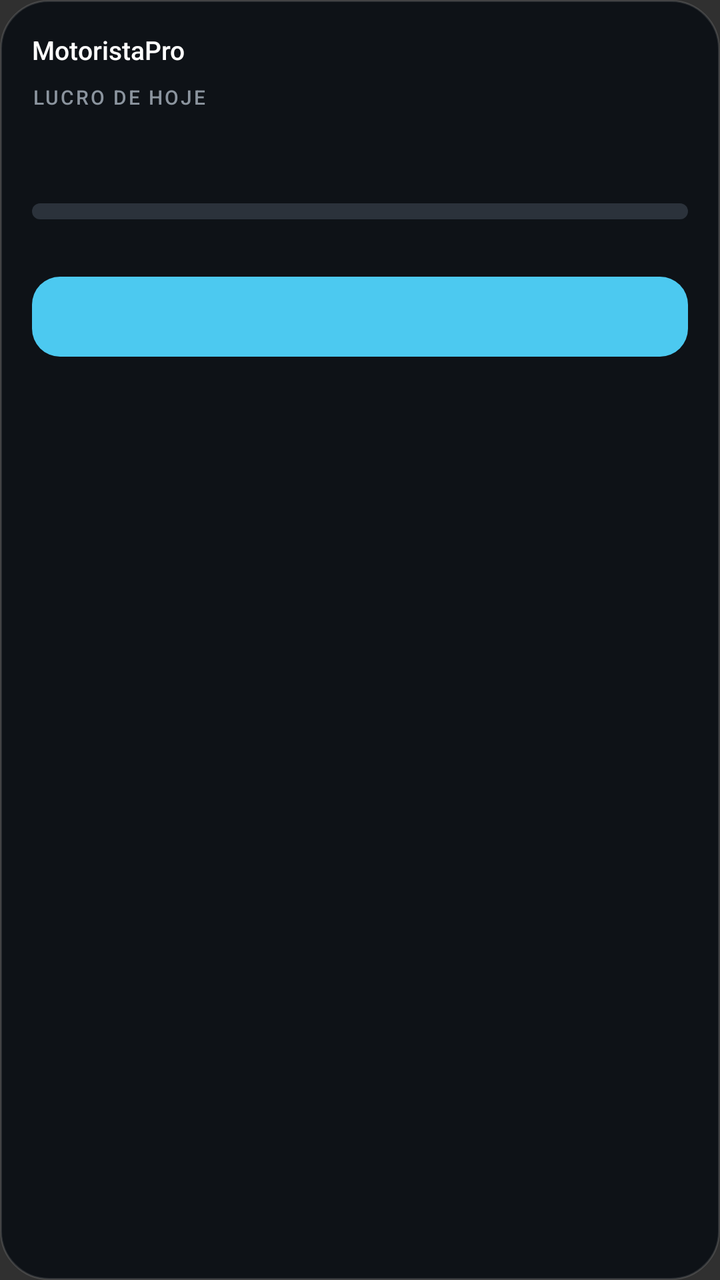
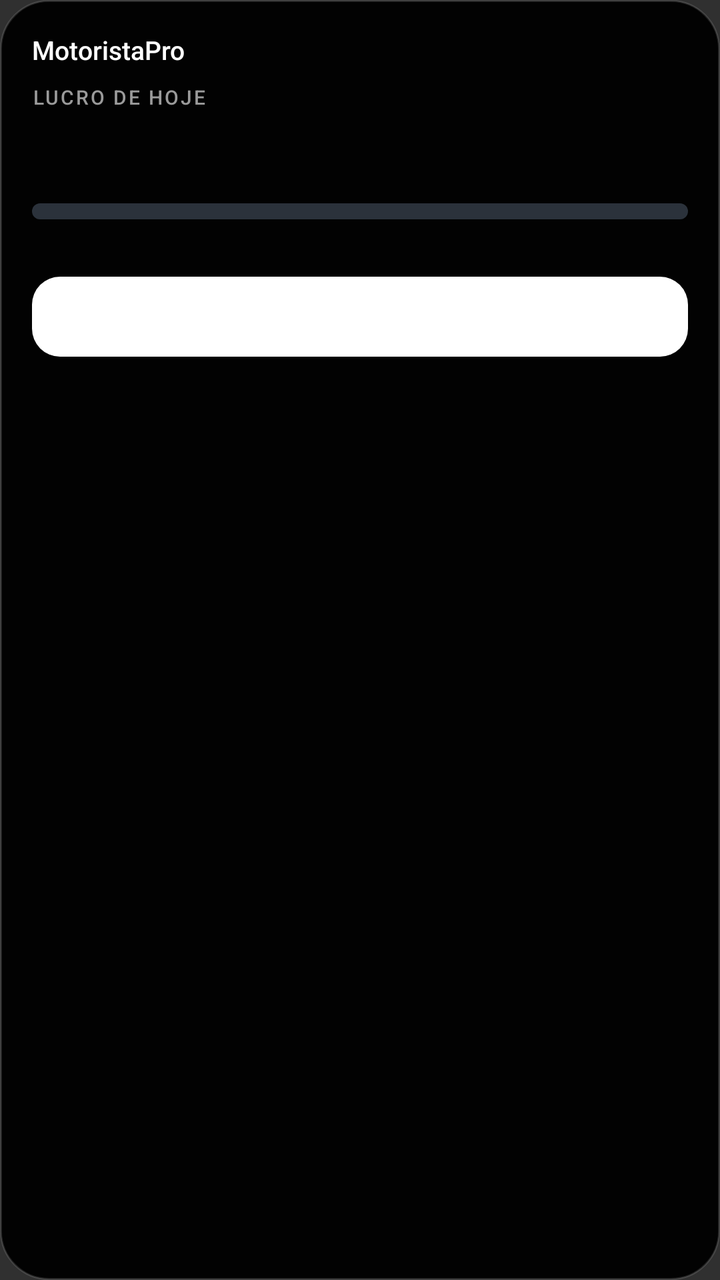

Compare the two renders of this Android layout. The source of the first and the diff that turns it into the second are given below.
<!-- AndroidManifest.xml: application theme android:Theme.Material.NoActionBar -->
<!-- res/layout/widget_lucro.xml -->
<?xml version="1.0" encoding="utf-8"?>
<LinearLayout xmlns:android="http://schemas.android.com/apk/res/android"
    android:id="@+id/widget_raiz"
    android:layout_width="match_parent"
    android:layout_height="match_parent"
    android:background="@drawable/widget_fundo"
    android:orientation="vertical"
    android:padding="16dp">

    <LinearLayout
        android:layout_width="match_parent"
        android:layout_height="wrap_content"
        android:gravity="center_vertical"
        android:orientation="horizontal">

        <TextView
            android:layout_width="0dp"
            android:layout_height="wrap_content"
            android:layout_weight="1"
            android:fontFamily="sans-serif-medium"
            android:text="@string/app_name"
            android:textColor="#FFFFFF"
            android:textSize="13sp" />

        <TextView
            android:id="@+id/widget_situacao"
            android:layout_width="wrap_content"
            android:layout_height="wrap_content"
            android:textColor="#8B949E"
            android:textSize="11sp" />
    </LinearLayout>

    <TextView
        android:layout_width="wrap_content"
        android:layout_height="wrap_content"
        android:layout_marginTop="8dp"
        android:fontFamily="sans-serif-medium"
        android:letterSpacing="0.1"
        android:text="@string/widget_lucro_hoje"
        android:textColor="#8B949E"
        android:textSize="10sp" />

    <TextView
        android:id="@+id/widget_valor"
        android:layout_width="wrap_content"
        android:layout_height="wrap_content"
        android:fontFamily="sans-serif-condensed"
        android:textColor="#FFFFFF"
        android:textSize="30sp"
        android:textStyle="bold" />

    <ProgressBar
        android:id="@+id/widget_barra"
        style="@android:style/Widget.ProgressBar.Horizontal"
        android:layout_width="match_parent"
        android:layout_height="8dp"
        android:layout_marginTop="6dp"
        android:max="100"
        android:progressDrawable="@drawable/widget_barra" />

    <TextView
        android:id="@+id/widget_meta"
        android:layout_width="wrap_content"
        android:layout_height="wrap_content"
        android:layout_marginTop="4dp"
        android:textColor="#8B949E"
        android:textSize="11sp" />

    <TextView
        android:id="@+id/widget_botao"
        android:layout_width="match_parent"
        android:layout_height="40dp"
        android:layout_marginTop="10dp"
        android:background="@drawable/widget_botao"
        android:fontFamily="sans-serif-medium"
        android:gravity="center"
        android:textColor="#04131B"
        android:textSize="14sp"
        android:textStyle="bold" />
</LinearLayout>
<!-- resources referenced by this layout -->
<resources>
  <!-- drawable widget_barra (drawable) -->
  <?xml version="1.0" encoding="utf-8"?>
  <layer-list xmlns:android="http://schemas.android.com/apk/res/android">
      <item android:id="@android:id/background">
          <shape>
              <solid android:color="#2B323B" />
              <corners android:radius="5dp" />
          </shape>
      </item>
      <item android:id="@android:id/progress">
          <clip>
              <shape>
                  <solid android:color="#4CC9F0" />
                  <corners android:radius="5dp" />
              </shape>
          </clip>
      </item>
  </layer-list>
  <!-- drawable widget_botao (drawable) -->
  <?xml version="1.0" encoding="utf-8"?>
  <shape xmlns:android="http://schemas.android.com/apk/res/android" android:shape="rectangle">
      <solid android:color="#4CC9F0" />
      <corners android:radius="14dp" />
  </shape>
  <!-- drawable widget_fundo (drawable) -->
  <?xml version="1.0" encoding="utf-8"?>
  <shape xmlns:android="http://schemas.android.com/apk/res/android" android:shape="rectangle">
      <solid android:color="#F20D1117" />
      <corners android:radius="24dp" />
      <stroke android:width="1dp" android:color="#1FFFFFFF" />
  </shape>
  <string name="app_name">MotoristaPro</string>
  <string name="widget_lucro_hoje">LUCRO DE HOJE</string>
</resources>

<!-- the commit's change to res/layout/widget_lucro.xml (unified diff, before → after) -->
@@ -26,7 +26,7 @@
             android:id="@+id/widget_situacao"
             android:layout_width="wrap_content"
             android:layout_height="wrap_content"
-            android:textColor="#8B949E"
+            android:textColor="#9A9A9A"
             android:textSize="11sp" />
     </LinearLayout>
 
@@ -37,7 +37,7 @@
         android:fontFamily="sans-serif-medium"
         android:letterSpacing="0.1"
         android:text="@string/widget_lucro_hoje"
-        android:textColor="#8B949E"
+        android:textColor="#9A9A9A"
         android:textSize="10sp" />
 
     <TextView
@@ -63,7 +63,7 @@
         android:layout_width="wrap_content"
         android:layout_height="wrap_content"
         android:layout_marginTop="4dp"
-        android:textColor="#8B949E"
+        android:textColor="#9A9A9A"
         android:textSize="11sp" />
 
     <TextView
@@ -74,7 +74,7 @@
         android:background="@drawable/widget_botao"
         android:fontFamily="sans-serif-medium"
         android:gravity="center"
-        android:textColor="#04131B"
+        android:textColor="#000000"
         android:textSize="14sp"
         android:textStyle="bold" />
 </LinearLayout>
<!-- resource entries referenced after the edit -->
@@ -12,7 +12,7 @@
       <item android:id="@android:id/progress">
           <clip>
               <shape>
-                  <solid android:color="#4CC9F0" />
+                  <solid android:color="#00D084" />
                   <corners android:radius="5dp" />
               </shape>
           </clip>
@@ -21,13 +21,13 @@
   <!-- drawable widget_botao (drawable) -->
   <?xml version="1.0" encoding="utf-8"?>
   <shape xmlns:android="http://schemas.android.com/apk/res/android" android:shape="rectangle">
-      <solid android:color="#4CC9F0" />
+      <solid android:color="#FFFFFF" />
       <corners android:radius="14dp" />
   </shape>
   <!-- drawable widget_fundo (drawable) -->
   <?xml version="1.0" encoding="utf-8"?>
   <shape xmlns:android="http://schemas.android.com/apk/res/android" android:shape="rectangle">
-      <solid android:color="#F20D1117" />
+      <solid android:color="#F2000000" />
       <corners android:radius="24dp" />
       <stroke android:width="1dp" android:color="#1FFFFFFF" />
   </shape>
